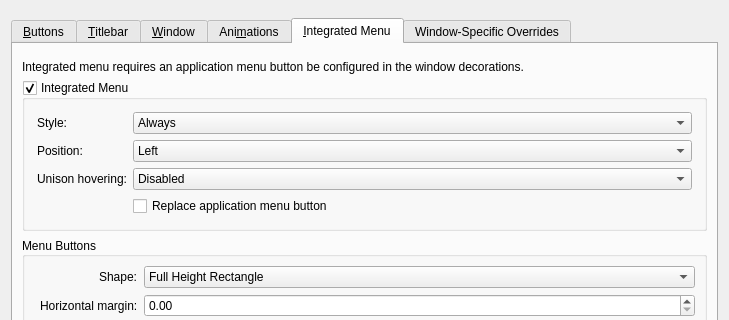
The window that kdecoration/config/ui/breezeconfigurationui.ui (remilia-dev/klassy) describes before a commit, drawn with Qt 5; both pictures show x 0 to 729 and y 0 to 320 of the 729 by 651 pixel window.
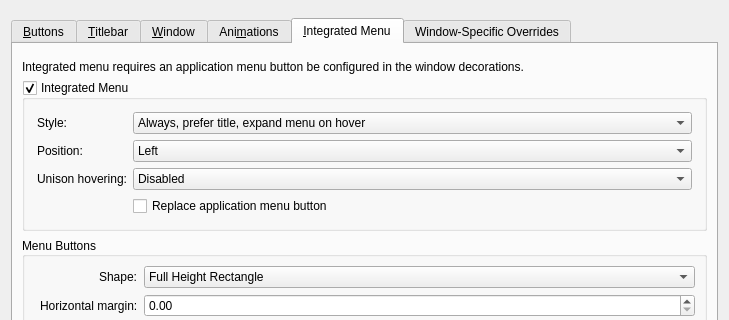
The same window after the commit. The open tabs and pages were chosen to show the change. Icons and pictures are not drawn. Custom widgets are drawn as their Qt base class.

Commit message: Add always show, prefer title, expand on hover style

```diff
--- a/kdecoration/config/ui/breezeconfigurationui.ui
+++ b/kdecoration/config/ui/breezeconfigurationui.ui
@@ -1660,7 +1660,7 @@
              <widget class="QComboBox" name="integratedMenuStyle">
               <item>
                <property name="text">
-                <string>Always</string>
+                <string>Always, prefer title, expand menu on hover</string>
                </property>
               </item>
               <item>
```
Left out of the diff: 5 changed lines with no effect on the pictures. The commit also changes 8 other files.
